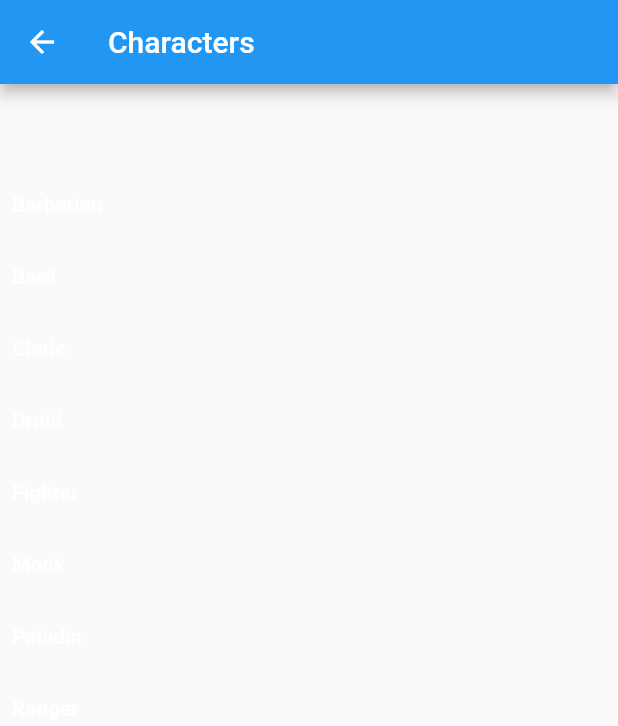
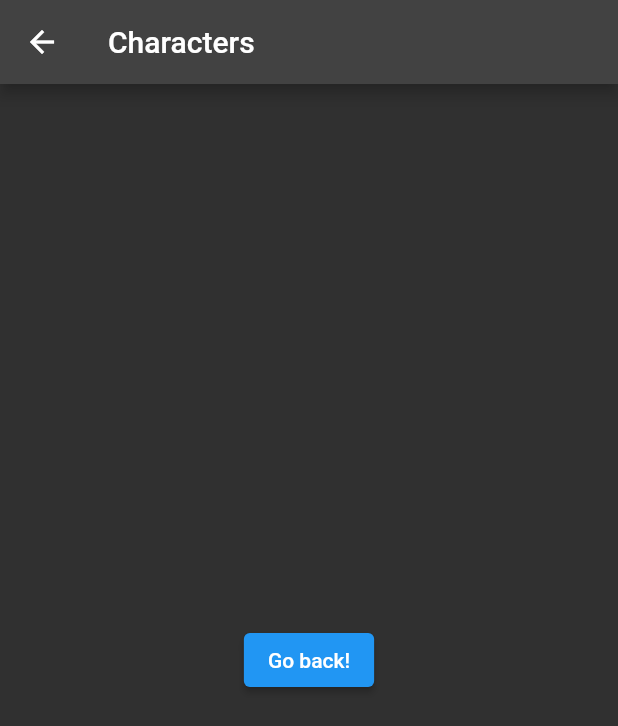
Before and after one commit to Lululululukasz/SpellList, a Flutter app: the Sheet screen opened by its route, on a phone screen of 412 x 824 dp. Shown: the top 726 px of the screen. Run offline on Flutter 3.47's test engine with Material 2 defaults, Android fonts, the phone set to English and light mode, and no system bars; our stand-ins replace firebase_auth, firebase_core, flutter_signin_button; accounts and stored records are empty.

Commit message:
Merged branches manual

```diff
--- a/lib/main.dart
+++ b/lib/main.dart
@@ -14,12 +14,17 @@ async {
   await Firebase.initializeApp();
   runApp(
       MaterialApp(
+        debugShowCheckedModeBanner: false,
+          theme: ThemeData(
+          brightness: Brightness.dark,
+
+        ),
       routes: {
 // When navigating to the "/" route, build the FirstScreen widget
        '/login': (context) => MyLogin(),
 // When navigating to the "/second" route, build the SecondScreen widget.
       '/sheet': (context) =>  const Sheet(),
-      '/spells': (context) => const SpellList(),
+      '/spells': (context) => const Spells(),
         '/menu': (context) => const MainMenu(),
       },
       home: Scaffold(
--- a/lib/sheet.dart
+++ b/lib/sheet.dart
@@ -1,68 +1,25 @@
 import 'package:flutter/material.dart';
-
-import 'character_var.dart';
 
 class Sheet extends StatelessWidget {
   const Sheet({super.key});
-
-//TODO Update
+//TODO
   @override
   Widget build(BuildContext context) {
     return Scaffold(
-        appBar: AppBar(
-          title: const Text('Characters'),
+      appBar: AppBar(
+        title: const Text('Characters'),
+      ),
+      body: Center(
+        child: ElevatedButton(
+          // Within the SecondScreen widget
+          onPressed: () {
+            // Navigate back to the first screen by popping the current route
+            // off the stack.
+            Navigator.pop(context);
+          },
+          child: const Text('Go back!'),
         ),
-        body: ListView(
-          children: [
-            const SizedBox(
-              height: kToolbarHeight,
-             // child: Text("Choose your Class:"), add a text but its ugly
-
-            ),
-            ClassButton(classChosen: barbarian),
-            ClassButton(classChosen: bard),
-            ClassButton(classChosen: cleric),
-            ClassButton(classChosen: druid),
-            ClassButton(classChosen: fighter),
-            ClassButton(classChosen: monk),
-            ClassButton(classChosen: paladin),
-            ClassButton(classChosen: ranger),
-            ClassButton(classChosen: rogue),
-            ClassButton(classChosen: sorcerer),
-            ClassButton(classChosen: warlock),
-            ClassButton(classChosen: wizard),
-          ],
-        ));
+      ),
+    );
   }
 }
-
-// move this to another class
-class ClassButton extends StatefulWidget {
-  const ClassButton({Key? key, required this.classChosen}) : super(key: key);
-  final String classChosen;
-
-  @override
-  State<ClassButton> createState() => _ClassButtonState();
-}
-
-class _ClassButtonState extends State<ClassButton> {
-  @override
-  Widget build(BuildContext context) {
-
-      return TextButton(
-        // Within the `FirstScreen` widget
-        style: TextButton.styleFrom(
-          foregroundColor: Colors.white,
-          alignment: Alignment.centerLeft,
-
-        ),
-        onPressed: () {
-          // Navigate to the second screen using a named route.
-          whichClass = widget.classChosen;
-          Navigator.pushNamed(context, '/spells');
-        },
-        child: Text(widget.classChosen),
-      );
-
-  }
-}
--- a/pubspec.yaml
+++ b/pubspec.yaml
@@ -39,6 +39,7 @@ dependencies:
   firebase_auth: ^4.0.2
   firebase_core: ^2.3.0
   flutter_signin_button: ^2.0.0
+  http: ^0.13.5
 
 
 dev_dependencies:
```
Also changed, not shown: lib/api_call.dart (indentation only), lib/character_var.dart (line endings or trailing spaces), pubspec.lock.
